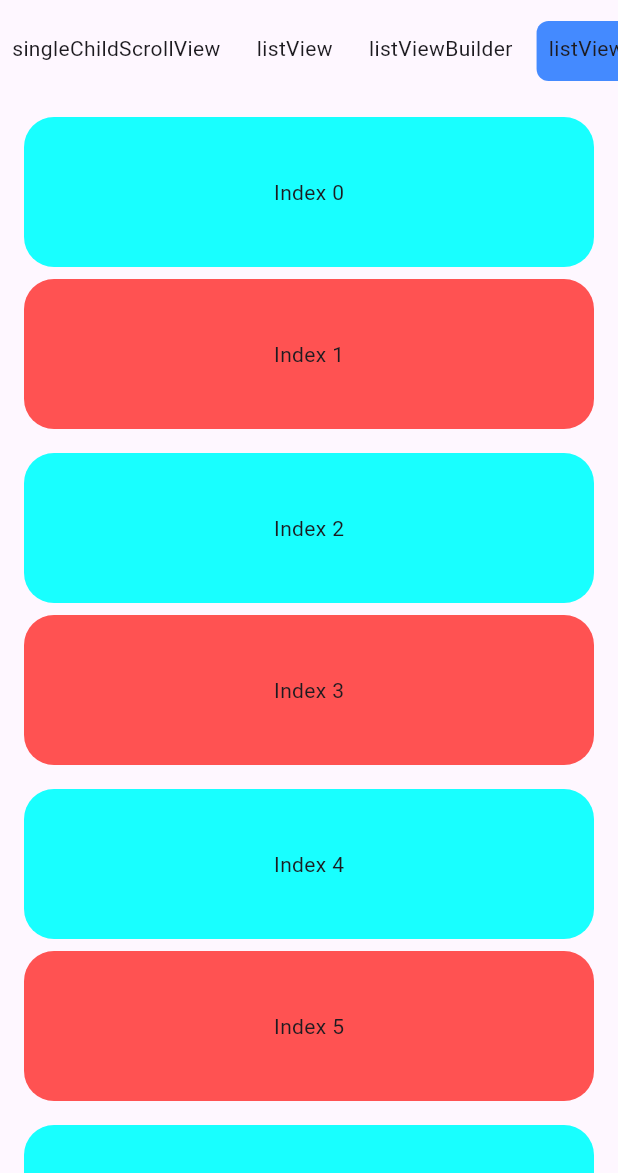
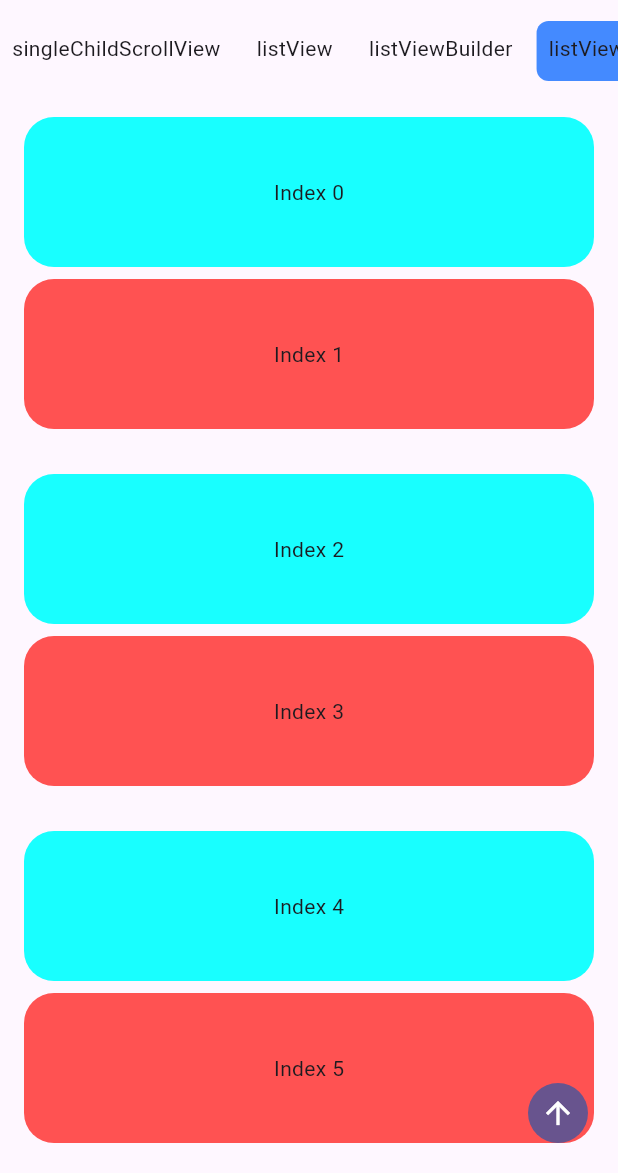
Before and after one commit to ilyasov-ainur/courses_2, a Flutter app: the ScrollScreen screen opened directly, after a tap on "listView", after a tap on "listViewBuilder", after a tap on "listViewSeparated", on a phone screen of 412 x 824 dp, the part 63-1236 px from its top. Run offline on Flutter 3.47's test engine with Material 3 defaults, Android fonts, the phone set to English and light mode, and no system bars.

Commit message:
feat: add scroll example

```diff
--- a/lib/screens/buttons.dart
+++ b/lib/screens/buttons.dart
@@ -196,7 +196,7 @@ class _ButtonsScreenState extends State<ButtonsScreen> {
                   icon: const Icon(Icons.add),
                   tooltip: 'Add',
                 ),
-                IconButton.filled(
+                IconButton.filledTonal(
                   onPressed: () {},
                   icon: const Icon(Icons.add),
                 ),
--- a/lib/screens/scroll.dart
+++ b/lib/screens/scroll.dart
@@ -180,16 +180,32 @@ class _ListViewSeparated extends StatefulWidget {
 }
 
 class __ListViewSeparatedState extends State<_ListViewSeparated> {
-  // TODO: add scrollcontroller
+  late final ScrollController controller;
+
+  @override
+  void initState() {
+    controller = ScrollController()..addListener(() {});
+    super.initState();
+  }
+
+  void scrollToTop() {
+    controller.animateTo(
+      0,
+      duration: const Duration(milliseconds: 3000),
+      curve: Curves.easeInOut,
+    );
+  }
+
   @override
   Widget build(BuildContext context) {
     return Stack(
       children: [
         ListView.separated(
+          controller: controller,
           itemCount: 100,
           padding: const EdgeInsets.all(16),
           separatorBuilder: (context, index) =>
-              index.isEven ? const SizedBox(height: 8) : const SizedBox(height: 16),
+              index.isEven ? const SizedBox(height: 8) : const SizedBox(height: 30),
           itemBuilder: (context, index) {
             return Container(
               height: 100,
@@ -202,6 +218,14 @@ class __ListViewSeparatedState extends State<_ListViewSeparated> {
             );
           },
         ),
+        Positioned(
+          bottom: 16,
+          right: 16,
+          child: IconButton.filled(
+            onPressed: scrollToTop,
+            icon: const Icon(Icons.arrow_upward),
+          ),
+        )
       ],
     );
   }
```
Also changed, not shown: lib/main.dart (+0 -7 lines), lib/screens/gestures.dart (+5 -3 lines), lib/screens/page_view.dart (+21 -7 lines).
